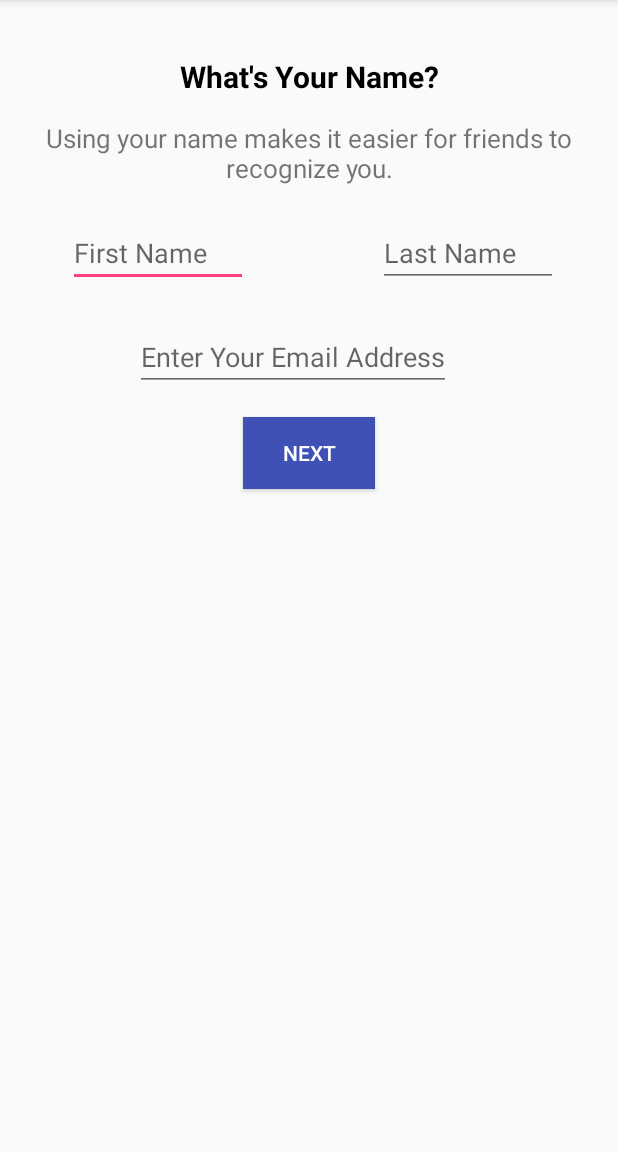
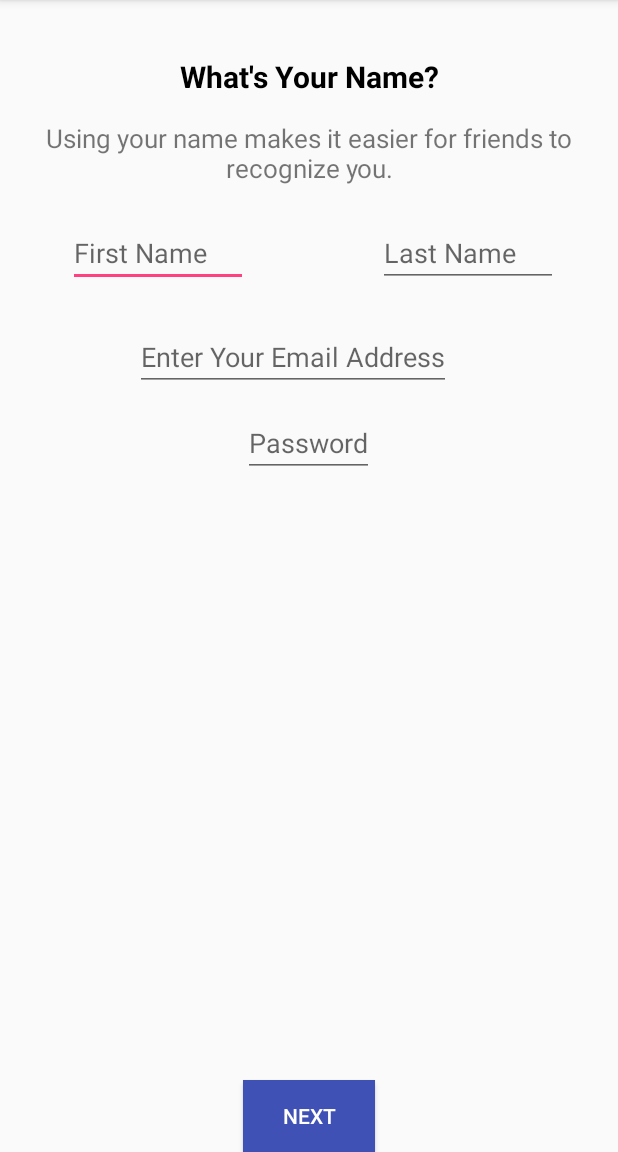
Before and after one commit to Sagar-Mane/Social-Networking-Application, an Android app: the RegisterNewUser screen opened directly, with no data from a screen before it, after a tap on "NEXT", on a phone screen of 412 x 824 dp, the part 84-1236 px from its top. Run offline under Robolectric (Android 15) with nearby library versions, the phone set to English and light mode, and no system bars; our stand-ins replace Volley; network calls fail; 1 other tap on this screen came first.

```diff
--- a/src/SJSUConnect/app/src/main/java/bananatechnologies/sjsuconnect/RegisterNewUser.java
+++ b/src/SJSUConnect/app/src/main/java/bananatechnologies/sjsuconnect/RegisterNewUser.java
@@ -27,7 +27,7 @@ public class RegisterNewUser extends AppCompatActivity {
     private EditText email_address_register;
     private EditText phone_number_register;
     private Button next_button_register;
-
+    private EditText password;
     private EditText first_name;
     private EditText last_name;
 
@@ -44,11 +44,13 @@ public class RegisterNewUser extends AppCompatActivity {
         email_address_register=(EditText)findViewById(R.id.email_id_register);
         phone_number_register=(EditText) findViewById(R.id.phone_number_register);
         next_button_register=(Button) findViewById(R.id.register);
+        password=(EditText) findViewById(R.id.password);
 
         //Initially hiding unnessary things
         next_button_register.setVisibility(View.INVISIBLE);
         email_address_register.setVisibility(View.INVISIBLE);
         phone_number_register.setVisibility(View.INVISIBLE);
+        password.setVisibility(View.INVISIBLE);
 
         //getting activity instance
         ref_this=this;
@@ -82,6 +84,7 @@ public class RegisterNewUser extends AppCompatActivity {
         phone_number_register.setVisibility(View.GONE);
         email_address_register.setVisibility(View.VISIBLE);
         next_button_register.setVisibility(View.VISIBLE);
+        password.setVisibility(View.VISIBLE);
         //end handling UI visibility
 
         //Next step after pressing next button sign up with email
@@ -94,6 +97,10 @@ public class RegisterNewUser extends AppCompatActivity {
                 first_name=(EditText) findViewById(R.id.first_name);
                 last_name=(EditText) findViewById(R.id.last_name);
                 email_address_register=(EditText) findViewById(R.id.email_id_register);
+                password=(EditText) findViewById(R.id.password);
+                Log.i(TAG,"Checking password input"+password.getText().toString());
+
+                UserIdSingleton.getInstance().setUserId(email_address_register.getText().toString());
                 //Logs to check inputs from register screen
 
                 /*Log.i(TAG,"@@@@@@@@@@@@@@##########$$$$$$$$$$$$$$$$Checking inputs when u click sign up with email"+first_name.getText().toString());
@@ -140,7 +147,7 @@ public class RegisterNewUser extends AppCompatActivity {
                         params.put("country_code","1");
                         params.put("phone_number",phone_number_register.getText().toString());
                         params.put("email",email_address_register.getText().toString());
-                        params.put("password", "555");
+                        params.put("password", password.getText().toString());
                         return params;
                     }
                 };
@@ -171,7 +178,7 @@ public class RegisterNewUser extends AppCompatActivity {
                 first_name=(EditText) findViewById(R.id.first_name);
                 last_name=(EditText) findViewById(R.id.last_name);
                 phone_number_register=(EditText) findViewById(R.id.phone_number_register);
-
+                password=(EditText) findViewById(R.id.password);
                 //Logs to check inputs from register screen
 
                 /*Log.i(TAG,"@@@@@@@@@@@@@@##########$$$$$$$$$$$$$$$$Checking inputs when u click sign up with email"+first_name.getText().toString());
@@ -219,15 +226,12 @@ public class RegisterNewUser extends AppCompatActivity {
                         params.put("country_code","1");
                         params.put("phone_number",phone_number_register.getText().toString());
                         params.put("email",email_address_register.getText().toString());
-                        params.put("password", "555");
+                        params.put("password", password.getText().toString());
                         return params;
                     }
                 };
                 // Add the request to the RequestQueue.
                 bananatechnologies.sjsuconnect.RequestQueue.getInstance(ref_this).addToRequestQueue(stringRequest);
-
-
-
             }
         });
     }
--- a/src/SJSUConnect/app/src/main/res/layout/activity_register_new_user.xml
+++ b/src/SJSUConnect/app/src/main/res/layout/activity_register_new_user.xml
@@ -36,13 +36,13 @@
 
         <EditText
             android:id="@+id/first_name"
-            android:hint="First Name"
             android:layout_width="120dp"
             android:layout_height="wrap_content"
             android:layout_alignParentStart="true"
             android:layout_below="@+id/textView4"
             android:layout_marginStart="45dp"
-            android:layout_marginTop="22dp"/>
+            android:layout_marginTop="22dp"
+            android:hint="First Name" />
 
         <EditText
             android:id="@+id/last_name"
@@ -80,33 +80,43 @@
             android:id="@+id/email_id_register"
             android:layout_width="wrap_content"
             android:layout_height="wrap_content"
+            android:layout_below="@+id/phone_signup"
+            android:layout_marginLeft="90dp"
             android:layout_marginTop="24dp"
-            android:inputType="textEmailAddress"
             android:hint="Enter Your Email Address"
-            android:layout_below="@+id/phone_signup"
-            android:layout_marginLeft="90dp" />
+            android:inputType="textEmailAddress" />
 
         <EditText
             android:id="@+id/phone_number_register"
             android:layout_width="wrap_content"
             android:layout_height="wrap_content"
-            android:layout_below="@+id/email_id_register"
-            android:layout_centerHorizontal="true"
-            android:layout_marginTop="12dp"
+            android:hint="--- --- ----"
             android:inputType="phone"
             android:maxLength="10"
-            android:hint="--- --- ----" />
+            android:layout_above="@+id/register"
+            android:layout_centerHorizontal="true"
+            android:layout_marginBottom="10dp" />
+
+        <EditText
+            android:id="@+id/password"
+            android:layout_width="wrap_content"
+            android:layout_height="wrap_content"
+            android:layout_alignStart="@+id/register"
+            android:layout_below="@+id/email_id_register"
+            android:layout_marginTop="12dp"
+            android:hint="Password"
+            android:inputType="textPassword"
+            android:maxLength="10" />
 
         <Button
             android:id="@+id/register"
             android:layout_width="wrap_content"
             android:layout_height="wrap_content"
-            android:layout_below="@+id/phone_number_register"
+            android:layout_alignParentBottom="true"
             android:layout_centerHorizontal="true"
-            android:layout_marginTop="17dp"
             android:background="@color/colorPrimary"
             android:text="Next"
-            android:textColor="#ffffff"/>
+            android:textColor="#ffffff" />
 
     </RelativeLayout>
 
```
Also changed, not shown: src/SJSUConnect/app/src/main/java/bananatechnologies/sjsuconnect/MainActivity.java (+67 -5 lines), src/SJSUConnect/app/src/main/java/bananatechnologies/sjsuconnect/verifyUser.java (+27 -5 lines).
